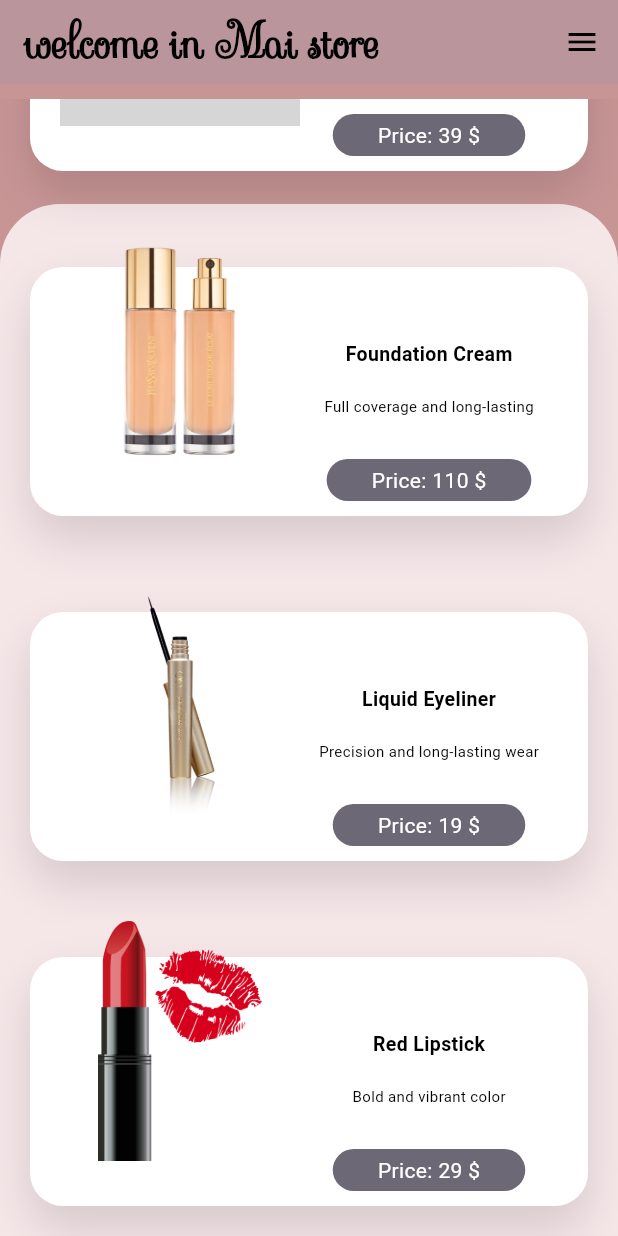
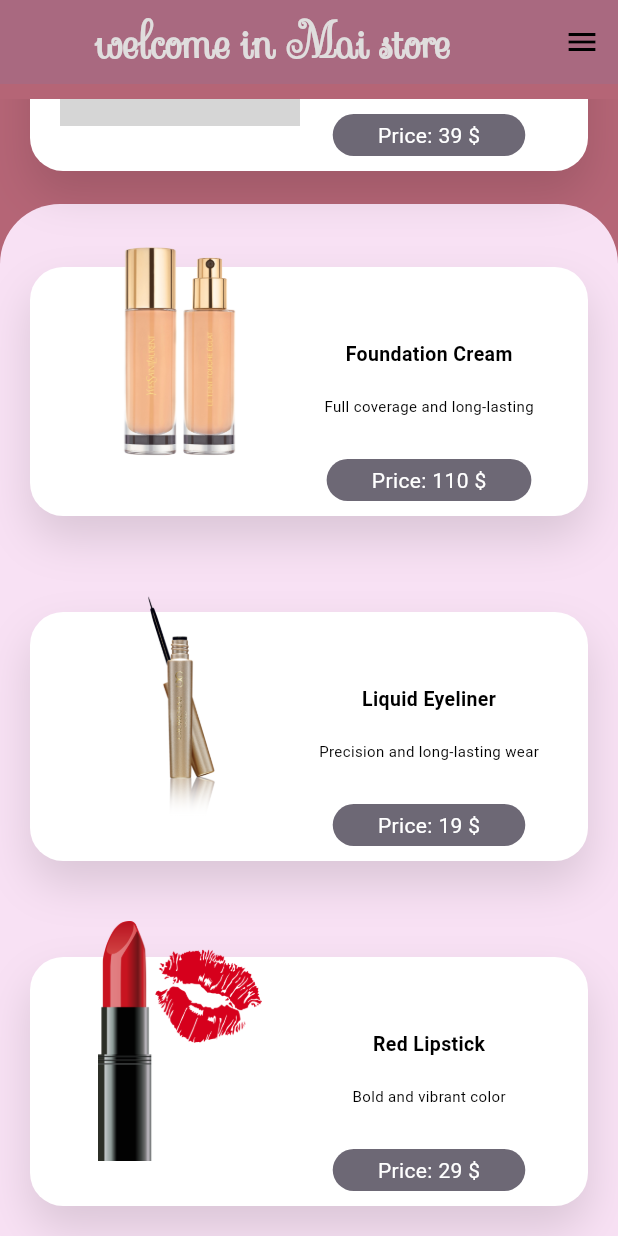
Before and after one commit to mai882002/Mai_Store, a Flutter app: the screen it shows after launch, scrolled down 1542 dp, on a phone screen of 412 x 824 dp. Run offline on Flutter 3.47's test engine with Material 3 defaults, Android fonts, the light colour scheme and no system bars; grey boxes are pictures that could not be loaded.

Commit message:
4 commit

```diff
--- a/lib/constants.dart
+++ b/lib/constants.dart
@@ -1,9 +1,9 @@
 import 'package:flutter/material.dart';
 
-const kBackgroundColor = Color(0xFFF5E6E8);
-const kPrimaryColor = Color(0xFFC89595);
+const kBackgroundColor = Color(0xFFF8E1F4);
+const kPrimaryColor = Color(0xFFB56576);
 const kSecondaryColor = Color(0xFF6D6875);
 const kTextColor = Color(0xFF4A4E69);
-const kTextLightColor = Color(0xFFD0BCD5);
-const kBlueColor = Color(0xFF8797D1);
+const kTextLightColor = Color(0xFF9A8C98);
+const kBlueColor = Color(0xFFC77DFF);
 const kDefaultPadding = 20.0;
--- a/lib/screens/home_screen.dart
+++ b/lib/screens/home_screen.dart
@@ -17,12 +17,15 @@ AppBar homeAppBar() {
   return AppBar(
     backgroundColor: kPrimaryColor,
     elevation: 0,
-    title: Text(
-      "welcome in Mai store",
-      style: TextStyle(
-        fontFamily: 'Sevillana',
-        fontSize: 30,
-        fontWeight: FontWeight.bold,
+    title: Center(
+      child: Text(
+        "welcome in Mai store",
+        style: TextStyle(
+          fontFamily: 'Sevillana',
+          fontSize: 30,
+          fontWeight: FontWeight.bold,
+          color: const Color.fromARGB(255, 223, 221, 221),
+        ),
       ),
     ),
     centerTitle: false,
--- a/lib/widgets/home/home_body.dart
+++ b/lib/widgets/home/home_body.dart
@@ -1,6 +1,5 @@
 import 'package:flutter/material.dart';
 import 'package:store_app/constants.dart';
-// import 'package:store_app/widgets/details/details_body.dart';
 import 'package:store_app/widgets/home/product_cart.dart';
 import 'package:store_app/models/product.dart';
 
```
Also changed, not shown: images/Home Screen.png (added), images/Product Details.png (added), 1 other file.
